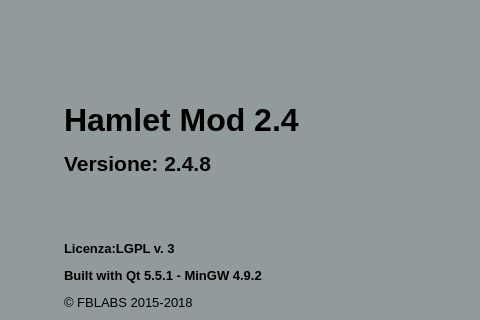
fblabs/hamlet-mod-sancon, file mainwindow.ui: the form before one commit; both pictures show x 383 to 863 and y 0 to 320 of the 1112 by 780 pixel window.
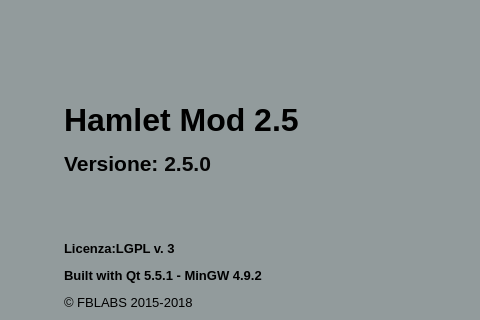
The form after the commit. Icons and pictures are not drawn.

Diff of the .ui file:
```diff
--- a/mainwindow.ui
+++ b/mainwindow.ui
@@ -539,7 +539,7 @@
       <item>
        <widget class="QLabel" name="label_2">
         <property name="text">
-         <string>&lt;html&gt;&lt;head/&gt;&lt;body&gt;&lt;p&gt;&lt;span style=&quot; font-size:24pt; font-weight:600;&quot;&gt;Hamlet Mod 2.4&lt;/span&gt;&lt;/p&gt;&lt;p&gt;&lt;span style=&quot; font-size:16pt; font-weight:600;&quot;&gt;Versione: &lt;/span&gt;&lt;span style=&quot; font-size:16pt; font-weight:600; color:#060606;&quot;&gt;2.4.8&lt;/span&gt;&lt;br/&gt;&lt;/p&gt;&lt;p&gt;&lt;br/&gt;&lt;/p&gt;&lt;p&gt;&lt;span style=&quot; font-size:10pt; font-weight:600;&quot;&gt;Licenza:LGPL v. 3&lt;/span&gt;&lt;/p&gt;&lt;p&gt;&lt;span style=&quot; font-size:10pt; font-weight:600;&quot;&gt;Built with Qt 5.5.1 - MinGW 4.9.2&lt;/span&gt;&lt;/p&gt;&lt;p&gt;&lt;span style=&quot; font-size:10pt;&quot;&gt;© FBLABS 2015-2018&lt;/span&gt;&lt;/p&gt;&lt;p&gt;&lt;a href=&quot;https://www.github.com/fblabs/hamlet-mod-sancon&quot;&gt;&lt;span style=&quot; text-decoration: underline; color:#0000ff;&quot;&gt;Sorgenti (github)&lt;/span&gt;&lt;/a&gt;&lt;/p&gt;&lt;/body&gt;&lt;/html&gt;</string>
+         <string>&lt;html&gt;&lt;head/&gt;&lt;body&gt;&lt;p&gt;&lt;span style=&quot; font-size:24pt; font-weight:600;&quot;&gt;Hamlet Mod 2.5&lt;/span&gt;&lt;/p&gt;&lt;p&gt;&lt;span style=&quot; font-size:16pt; font-weight:600;&quot;&gt;Versione: &lt;/span&gt;&lt;span style=&quot; font-size:16pt; font-weight:600; color:#060606;&quot;&gt;2.5.0&lt;/span&gt;&lt;br/&gt;&lt;/p&gt;&lt;p&gt;&lt;br/&gt;&lt;/p&gt;&lt;p&gt;&lt;span style=&quot; font-size:10pt; font-weight:600;&quot;&gt;Licenza:LGPL v. 3&lt;/span&gt;&lt;/p&gt;&lt;p&gt;&lt;span style=&quot; font-size:10pt; font-weight:600;&quot;&gt;Built with Qt 5.5.1 - MinGW 4.9.2&lt;/span&gt;&lt;/p&gt;&lt;p&gt;&lt;span style=&quot; font-size:10pt;&quot;&gt;© FBLABS 2015-2018&lt;/span&gt;&lt;/p&gt;&lt;p&gt;&lt;a href=&quot;https://www.github.com/fblabs/hamlet-mod-sancon&quot;&gt;&lt;span style=&quot; text-decoration: underline; color:#0000ff;&quot;&gt;Sorgenti (github)&lt;/span&gt;&lt;/a&gt;&lt;/p&gt;&lt;/body&gt;&lt;/html&gt;</string>
         </property>
         <property name="scaledContents">
          <bool>false</bool>
```
